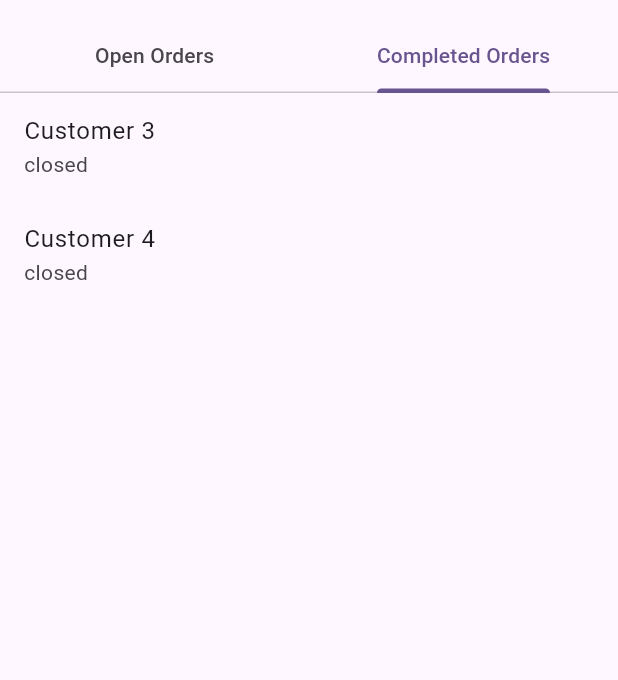
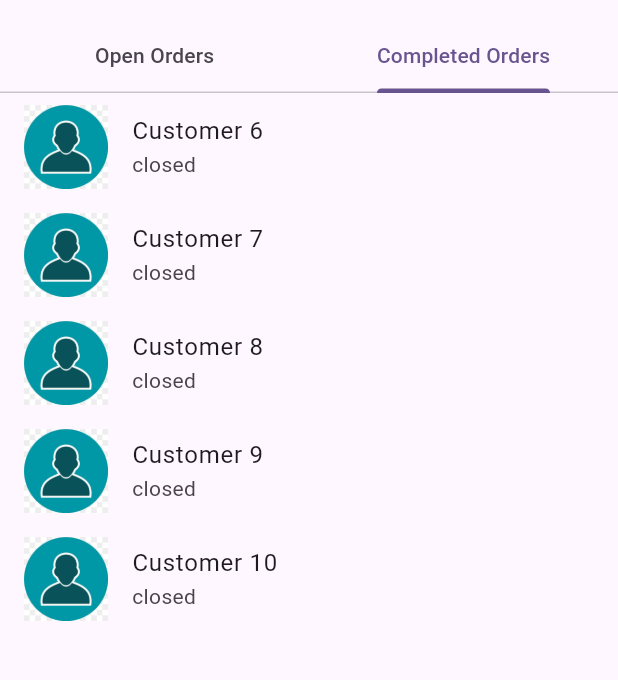
Before and after one commit to sarathkumarsankar/e_commerce_bloc_flutter, a Flutter app: the screen it shows after launch, tab 2 chosen, on a phone screen of 412 x 824 dp, the part 63-743 px from its top. Run offline on Flutter 3.47's test engine with Material 3 defaults, Android fonts, the phone set to English and light mode, and no system bars; our stand-ins replace bloc, equatable, flutter_bloc.

Commit message:
Added avatar

```diff
--- a/lib/bloc/order_bloc.dart
+++ b/lib/bloc/order_bloc.dart
@@ -32,6 +32,9 @@ class OpenOrderBloc extends BaseOrdersBloc {
     return [
       Order(orderId: '1', customerName: 'Customer 1', status: OrderStatus.open),
       Order(orderId: '2', customerName: 'Customer 2', status: OrderStatus.open),
+      Order(orderId: '3', customerName: 'Customer 3', status: OrderStatus.open),
+      Order(orderId: '4', customerName: 'Customer 4', status: OrderStatus.open),
+      Order(orderId: '5', customerName: 'Customer 5', status: OrderStatus.open),
     ];
   }
 }
@@ -43,8 +46,11 @@ class ClosedOrderBloc extends BaseOrdersBloc {
   Future<List<Order>> _fetchOrders() async {
     // For simplicity, returning dummy data
     return [
-      Order(orderId: '1', customerName: 'Customer 3', status: OrderStatus.closed),
-      Order(orderId: '2', customerName: 'Customer 4', status: OrderStatus.closed),
+      Order(orderId: '1', customerName: 'Customer 6', status: OrderStatus.closed),
+      Order(orderId: '2', customerName: 'Customer 7', status: OrderStatus.closed),
+      Order(orderId: '2', customerName: 'Customer 8', status: OrderStatus.closed),
+      Order(orderId: '2', customerName: 'Customer 9', status: OrderStatus.closed),
+      Order(orderId: '2', customerName: 'Customer 10', status: OrderStatus.closed),
     ];
   }
 }
--- a/lib/widget/order_list_widget.dart
+++ b/lib/widget/order_list_widget.dart
@@ -15,14 +15,13 @@ class OrderList extends StatelessWidget {
           );
         } else if (orderState is OrdersLoaded) {
           final orders = (orderState as OrdersLoaded).orders;
-          return Expanded(
-            child: ListView.builder(
+          return ListView.builder(
               itemCount: orders.length,
               itemBuilder: (context, index) {
                 final order = orders[index];
                 return OrderWidget(order: order);
               },
-            ),
+
           );
         } else if (orderState is OrdersError) {
           final error = (orderState as OrdersError);
--- a/lib/widget/order_widget.dart
+++ b/lib/widget/order_widget.dart
@@ -9,6 +9,7 @@ class OrderWidget extends StatelessWidget {
   @override
   Widget build(BuildContext context) {
     return ListTile(
+      leading: Image.asset('assets/images/avatar.jpeg'),
       title: Text(order.customerName),
       subtitle: Text(order.status.name),
     );
--- a/pubspec.yaml
+++ b/pubspec.yaml
@@ -63,9 +63,8 @@ flutter:
   uses-material-design: true
 
   # To add assets to your application, add an assets section, like this:
-  # assets:
-  #   - images/a_dot_burr.jpeg
-  #   - images/a_dot_ham.jpeg
+  assets:
+    - assets/images/avatar.jpeg
 
   # An image asset can refer to one or more resolution-specific "variants", see
   # https://flutter.dev/assets-and-images/#resolution-aware
```
Also changed, not shown: assets/images/avatar.jpeg (added).
